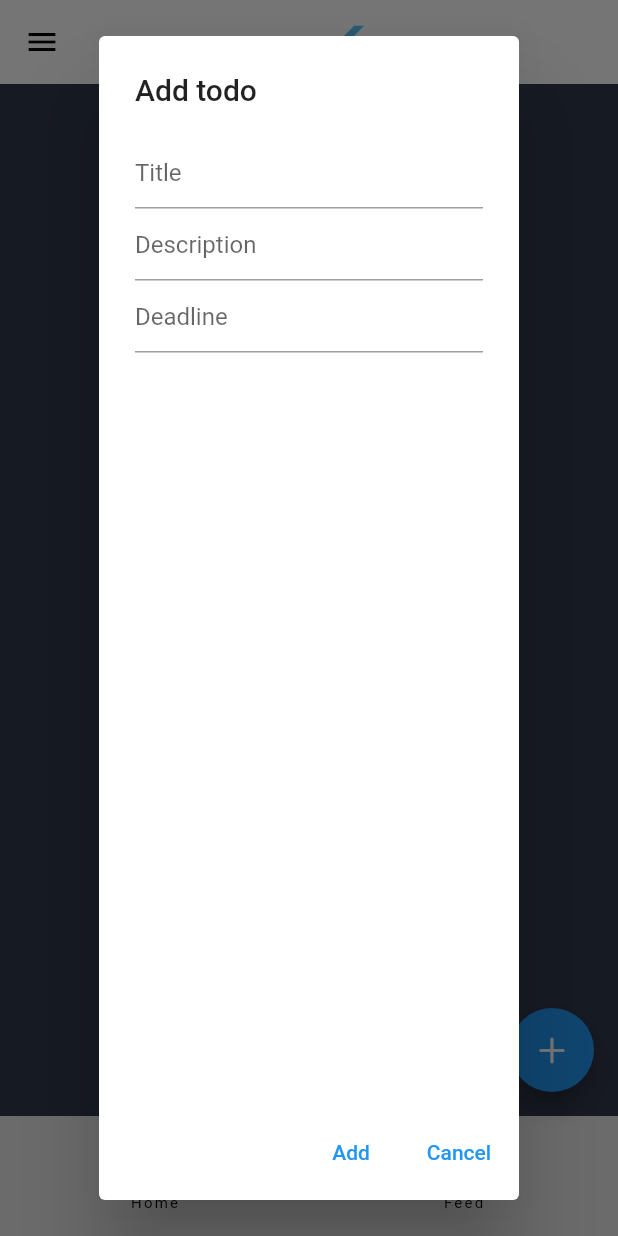
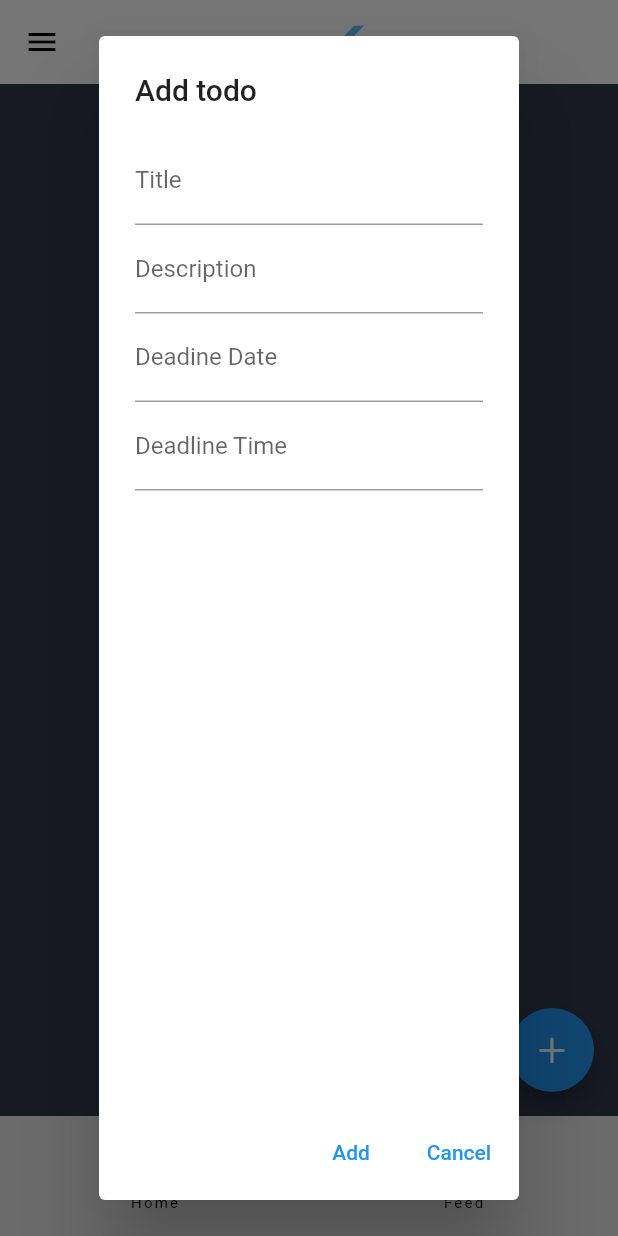
Before and after one commit to coleenagsao/flutter-shared-todo, a Flutter app: the screen it shows once a user with an empty profile is signed in, after a tap on an icon or button, on a phone screen of 412 x 824 dp. Run offline on Flutter 3.47's test engine with Material 2 defaults, Android fonts, the phone set to English and light mode, and no system bars; our stand-ins replace cloud_firestore, firebase_auth, firebase_core; accounts and stored records are empty; generated files the repository leaves out were written again; Roboto replaces fonts that are missing (Helvetica).

Commit message:
feat: edit modals, edit edit modal to display lastedit info, display initial data

```diff
--- a/lib/api/firebase_todo_api.dart
+++ b/lib/api/firebase_todo_api.dart
@@ -29,13 +29,17 @@ class FirebaseTodoAPI {
   }
 
   Future<String> editTodo(String? id, String title, String desc, String date,
-      String lastEditedBy, String lastEditedTimeStamp) async {
+      String time, String lastEditedBy, String lastEditedTimeStamp) async {
     try {
       print("New Title: $title");
       print("New Description: $desc");
       print("New Deadline: $date");
+      print("New Deadline Time: $time");
+
       await db.collection("todos").doc(id).update({"title": title});
       await db.collection("todos").doc(id).update({"description": desc});
+      await db.collection("todos").doc(id).update({"deadline": date});
+      await db.collection("todos").doc(id).update({"deadlineTime": time});
       await db
           .collection("todos")
           .doc(id)
--- a/lib/models/todo_model.dart
+++ b/lib/models/todo_model.dart
@@ -10,8 +10,9 @@ class Todo {
   final dynamic userId;
   String? id;
   String title;
-  String? desc;
+  String? description;
   String? deadline;
+  String? deadlineTime;
   bool completed;
   List? notifications;
   String? lastEditedBy;
@@ -21,8 +22,11 @@ class Todo {
     required this.userId,
     this.id,
     required this.title,
-    this.desc,
+    this.description,
     this.deadline,
+    this.deadlineTime,
+    this.lastEditedBy,
+    this.lastEditedTimeStamp,
     this.notifications,
     required this.completed,
   });
@@ -33,9 +37,12 @@ class Todo {
       userId: json['userId'],
       id: json['id'],
       title: json['title'],
-      desc: json['desc'],
+      description: json['description'],
+      completed: json['completed'],
       deadline: json['deadline'],
-      completed: json['completed'],
+      deadlineTime: json['deadlineTime'],
+      lastEditedBy: json['lastEditedBy'],
+      lastEditedTimeStamp: json['lastEditedTimeStamp'],
       notifications: json['notifications'],
     );
   }
@@ -49,9 +56,12 @@ class Todo {
     return {
       'userId': todo.userId,
       'title': todo.title,
-      'description': todo.desc,
+      'description': todo.description,
       'completed': todo.completed,
       'deadline': todo.deadline,
+      'deadlineTime': todo.deadlineTime,
+      'lastEditedBy': todo.lastEditedBy,
+      'lastEditedTimeStamp': todo.lastEditedTimeStamp,
       'notifications': todo.notifications
     };
   }
--- a/lib/providers/todo_provider.dart
+++ b/lib/providers/todo_provider.dart
@@ -38,10 +38,10 @@ class TodoListProvider with ChangeNotifier {
     notifyListeners();
   }
 
-  void editTodo(String title, String desc, String date, String lastEditedBy,
+  void editTodo(String title, String desc, String date, String time, String lastEditedBy,
       String lastEditedTimeStamp) async {
     String message = await firebaseService.editTodo(_selectedTodo!.id, title,
-        desc, date, lastEditedBy, lastEditedTimeStamp);
+        desc, date, time, lastEditedBy, lastEditedTimeStamp);
     print(message);
     notifyListeners();
   }
--- a/lib/screens/modal_todo.dart
+++ b/lib/screens/modal_todo.dart
@@ -6,6 +6,7 @@
 */
 
 import 'package:flutter/material.dart';
+import 'package:intl/intl.dart';
 import 'package:provider/provider.dart';
 import 'package:week7_networking_discussion/models/todo_model.dart';
 import 'package:week7_networking_discussion/providers/auth_provider.dart';
@@ -17,6 +18,7 @@ class TodoModal extends StatelessWidget {
   TextEditingController titleController = TextEditingController();
   TextEditingController descController = TextEditingController();
   TextEditingController dateController = TextEditingController();
+  TextEditingController timeController = TextEditingController();
 
   TodoModal({
     super.key,
@@ -46,25 +48,92 @@ class TodoModal extends StatelessWidget {
             "Are you sure you want to delete '${context.read<TodoListProvider>().selected.title}'?",
           );
         }
-      // Edit and add will have input field in them
+      case 'Edit':
+        {
+          titleController.text =
+              '${context.read<TodoListProvider>().selected.title}';
+          descController.text =
+              '${context.read<TodoListProvider>().selected.description}';
+          dateController.text =
+              '${context.read<TodoListProvider>().selected.deadline}';
+          timeController.text =
+              '${context.read<TodoListProvider>().selected.deadlineTime}';
+
+          return Column(children: [
+            Text(
+              "Last Edited User with userid:'${context.read<TodoListProvider>().selected.lastEditedBy}'?",
+            ),
+            Text(
+              "Last Edited TimeStamp:'${context.read<TodoListProvider>().selected.lastEditedTimeStamp}'?",
+            ),
+            TextField(
+              controller: titleController,
+              decoration: InputDecoration(
+                labelText: "Title",
+                hintText: "Enter task title",
+              ),
+            ),
+            TextField(
+              controller: descController,
+              decoration: InputDecoration(
+                labelText: "Description",
+                hintText: "Enter task description",
+              ),
+            ),
+            TextField(
+                readOnly: true,
+                controller: dateController,
+                decoration: InputDecoration(
+                  labelText: "Deadine Date",
+                  hintText: "Enter task deadline date",
+                ),
+                onTap: () async {
+                  var date = await showDatePicker(
+                      context: context,
+                      initialDate: DateTime.now(),
+                      firstDate: DateTime(1900),
+                      lastDate: DateTime(2100));
+                  dateController.text = date.toString().substring(0, 10);
+                }),
+            TextField(
+                readOnly: true,
+                controller: timeController,
+                decoration: InputDecoration(
+                  labelText: "Deadline Time",
+                  hintText: "Enter task deadline time",
+                ),
+                onTap: () async {
+                  var time = await showTimePicker(
+                      context: context, initialTime: TimeOfDay.now());
+                  timeController.text =
+                      time == null ? "" : time.format(context);
+                })
+          ]);
+        }
+      // Add will have input field in them
       default:
         return Column(children: [
           TextField(
             controller: titleController,
             decoration: InputDecoration(
-              hintText: "Title",
+              labelText: "Title",
+              hintText: "Enter task title",
             ),
           ),
           TextField(
             controller: descController,
             decoration: InputDecoration(
-              hintText: "Description",
+              labelText: "Description",
+              hintText: "Enter task description",
             ),
           ),
           TextField(
               readOnly: true,
               controller: dateController,
-              decoration: InputDecoration(hintText: 'Deadline'),
+              decoration: InputDecoration(
+                labelText: "Deadine Date",
+                hintText: "Enter task deadline date",
+              ),
               onTap: () async {
                 var date = await showDatePicker(
                     context: context,
@@ -72,6 +141,18 @@ class TodoModal extends StatelessWidget {
                     firstDate: DateTime(1900),
                     lastDate: DateTime(2100));
                 dateController.text = date.toString().substring(0, 10);
+              }),
+          TextField(
+              readOnly: true,
+              controller: timeController,
+              decoration: InputDecoration(
+                labelText: "Deadline Time",
+                hintText: "Enter task deadline time",
+              ),
+              onTap: () async {
+                var time = await showTimePicker(
+                    context: context, initialTime: TimeOfDay.now());
+                timeController.text = time == null ? "" : time.format(context);
               })
         ]);
     }
@@ -91,8 +172,14 @@ class TodoModal extends StatelessWidget {
                   // context.watch<AuthProvider>().userId.toString(),
                   completed: false,
                   title: titleController.text,
-                  desc: descController.text,
+                  description: descController.text,
                   deadline: dateController.text,
+                  deadlineTime: timeController.text,
+                  lastEditedBy:
+                      Provider.of<AuthProvider>(context, listen: false)
+                          .userId
+                          .toString(),
+                  lastEditedTimeStamp: DateTime.now().toString(),
                   notifications: []);
 
               context.read<TodoListProvider>().addTodo(temp);
@@ -103,8 +190,7 @@ class TodoModal extends StatelessWidget {
             }
           case 'Edit':
             {
-              String lastEditedTimeStamp =
-                  DateTime.now().toString().substring(0, 10);
+              String lastEditedTimeStamp = DateTime.now().toString();
               String? lastEditedBy =
                   Provider.of<AuthProvider>(context, listen: false)
                       .userId
@@ -113,6 +199,7 @@ class TodoModal extends StatelessWidget {
                     titleController.text,
                     descController.text,
                     dateController.text,
+                    timeController.text,
                     lastEditedBy.toString(),
                     lastEditedTimeStamp,
                   );
```
Also changed, not shown: pubspec.yaml (+4 -3 lines), pubspec.lock.
